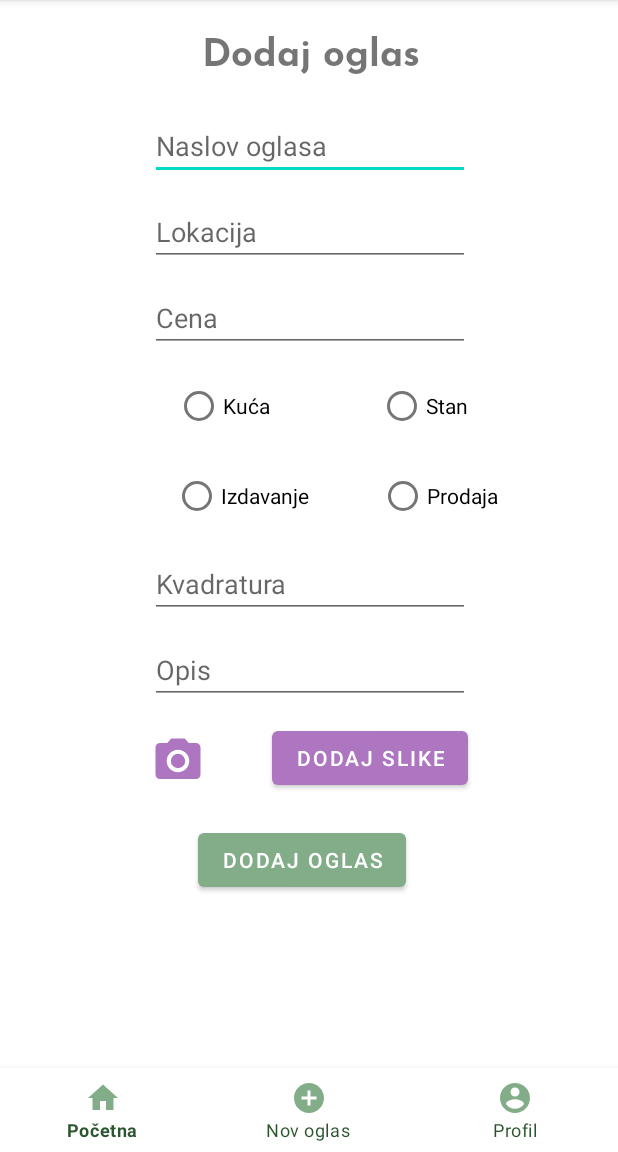
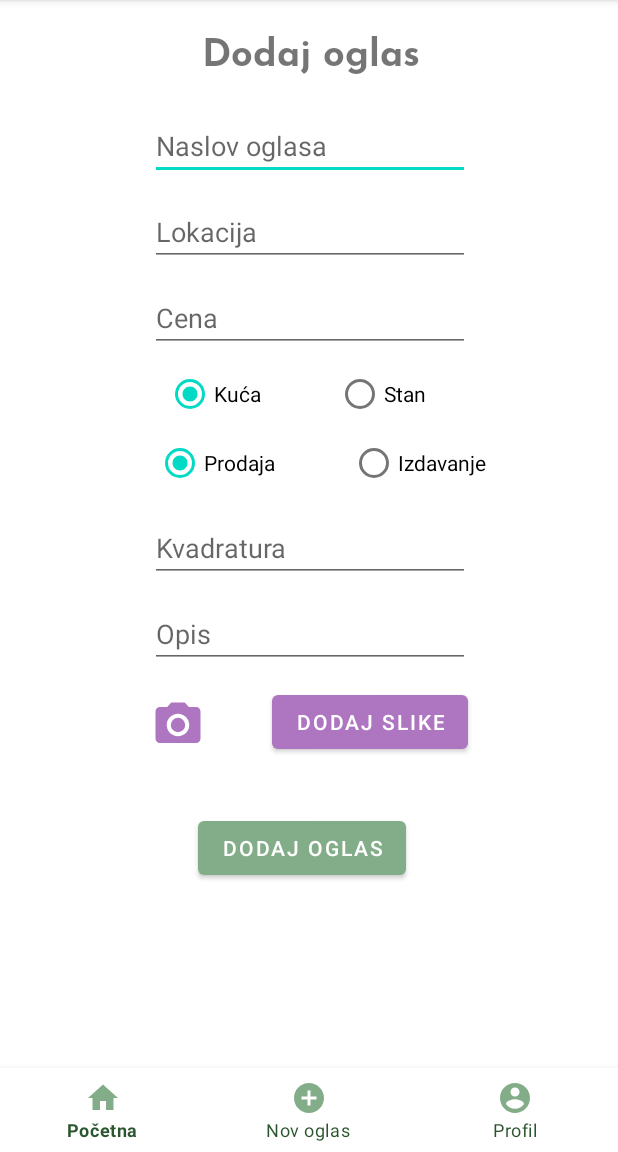
Before and after one commit to apetrovic2/SkuciSe, an Android app: the NewAd screen opened directly, with no data from a screen before it, on a phone screen of 412 x 824 dp, the part 84-1236 px from its top. Run offline under Robolectric (Android 15) with nearby library versions, the phone set to English and light mode, and no system bars.

Commit message:
Dodavanje oglasa #10

```diff
--- a/SkuciSe/app/src/main/java/com/example/myapplication/data/remote/IAdApi.java
+++ b/SkuciSe/app/src/main/java/com/example/myapplication/data/remote/IAdApi.java
@@ -1,4 +1,6 @@
 package com.example.myapplication.data.remote;
+
+import java.util.Date;
 
 import retrofit2.Call;
 import retrofit2.http.Field;
@@ -9,5 +11,5 @@ public interface IAdApi
 {
     @POST("api/ad/AddNewAd")
     @FormUrlEncoded
-    Call<Integer> Registration(@Field("username") String username, @Field("password") String password, @Field("name") String name, @Field("email") String email);
+    Call<Integer> addNewAd(@Field("title") String title, @Field("flat_house") Integer flat_house, @Field("sell_rent") Integer sell_rent, @Field("description") String description, @Field("size") Double size, @Field("date_start") Date date_start, @Field("price") Double price, @Field("location") String location);
 }
--- a/SkuciSe/app/src/main/res/layout/activity_new_ad.xml
+++ b/SkuciSe/app/src/main/res/layout/activity_new_ad.xml
@@ -33,7 +33,7 @@
         app:layout_constraintTop_toTopOf="parent" />
 
     <EditText
-        android:id="@+id/editTextTextPersonName4"
+        android:id="@+id/tbTitle"
         android:layout_width="wrap_content"
         android:layout_height="wrap_content"
         android:layout_marginStart="100dp"
@@ -45,31 +45,45 @@
         app:layout_constraintTop_toBottomOf="@+id/textView5" />
 
     <EditText
-        android:id="@+id/editTextTextPersonName5"
+        android:id="@+id/tbSize"
         android:layout_width="wrap_content"
         android:layout_height="wrap_content"
         android:layout_marginStart="100dp"
         android:layout_marginTop="12dp"
         android:ems="10"
         android:hint="Kvadratura"
-        android:inputType="textPersonName"
+        android:inputType="numberDecimal"
         app:layout_constraintStart_toStartOf="parent"
-        app:layout_constraintTop_toBottomOf="@+id/radioButton3" />
+        app:layout_constraintTop_toBottomOf="@+id/rgSellRent" />
+
+    <RadioGroup
+        android:id="@+id/rgHouseFlat"
+        android:layout_width="wrap_content"
+        android:layout_height="wrap_content"
+        android:layout_marginTop="4dp"
+        android:layout_marginEnd="128dp"
+        android:orientation="horizontal"
+        app:layout_constraintEnd_toEndOf="parent"
+        app:layout_constraintTop_toBottomOf="@+id/tbPrice">
 
         <RadioButton
             android:id="@+id/radioButton"
             android:layout_width="wrap_content"
             android:layout_height="wrap_content"
-        android:layout_marginTop="12dp"
-        android:layout_marginEnd="56dp"
+            android:layout_marginEnd="50dp"
             android:text="Kuća"
-        app:layout_constraintEnd_toStartOf="@+id/radioButton2"
-        app:layout_constraintHorizontal_bias="0.878"
-        app:layout_constraintStart_toStartOf="parent"
-        app:layout_constraintTop_toBottomOf="@+id/editTextTextPersonName3" />
+            android:checked="true"
+            />
+
+        <RadioButton
+            android:id="@+id/radioButton2"
+            android:layout_width="wrap_content"
+            android:layout_height="wrap_content"
+            android:text="Stan" />
+    </RadioGroup>
 
     <EditText
-        android:id="@+id/editTextTextMultiLine2"
+        android:id="@+id/tbDescription"
         android:layout_width="wrap_content"
         android:layout_height="wrap_content"
         android:layout_marginStart="100dp"
@@ -79,44 +93,49 @@
         android:hint="Opis"
         android:inputType="textMultiLine"
         app:layout_constraintStart_toStartOf="parent"
-        app:layout_constraintTop_toBottomOf="@+id/editTextTextPersonName5" />
+        app:layout_constraintTop_toBottomOf="@+id/tbSize" />
+
+    <RadioGroup
+        android:id="@+id/rgSellRent"
+        android:layout_width="wrap_content"
+        android:layout_height="44dp"
+        android:layout_marginEnd="88dp"
+        android:orientation="horizontal"
+        app:layout_constraintEnd_toEndOf="parent"
+        app:layout_constraintTop_toBottomOf="@+id/rgHouseFlat">
 
         <RadioButton
             android:id="@+id/radioButton4"
             android:layout_width="wrap_content"
             android:layout_height="wrap_content"
-        android:layout_marginTop="12dp"
-        android:layout_marginEnd="80dp"
+            android:layout_marginEnd="50dp"
             android:text="Prodaja"
-        app:layout_constraintEnd_toEndOf="parent"
-        app:layout_constraintTop_toBottomOf="@+id/radioButton2" />
+            android:checked="true"
+            />
+
+        <RadioButton
+            android:id="@+id/radioButton3"
+            android:layout_width="wrap_content"
+            android:layout_height="wrap_content"
+            android:text="Izdavanje" />
+
+    </RadioGroup>
 
     <EditText
-        android:id="@+id/editTextTextPersonName3"
+        android:id="@+id/tbPrice"
         android:layout_width="wrap_content"
         android:layout_height="wrap_content"
         android:layout_marginStart="100dp"
         android:layout_marginTop="12dp"
         android:ems="10"
         android:hint="Cena"
-        android:inputType="textPersonName"
+        android:inputType="numberDecimal"
         app:layout_constraintStart_toStartOf="parent"
-        app:layout_constraintTop_toBottomOf="@+id/editTextTextPersonName2" />
+        app:layout_constraintTop_toBottomOf="@+id/tbLocation" />
 
-    <RadioButton
-        android:id="@+id/radioButton3"
-        android:layout_width="wrap_content"
-        android:layout_height="wrap_content"
-        android:layout_marginTop="12dp"
-        android:layout_marginEnd="28dp"
-        android:text="Izdavanje"
-        app:layout_constraintEnd_toStartOf="@+id/radioButton4"
-        app:layout_constraintHorizontal_bias="0.863"
-        app:layout_constraintStart_toStartOf="parent"
-        app:layout_constraintTop_toBottomOf="@+id/radioButton" />
 
     <Button
-        android:id="@+id/button2"
+        android:id="@+id/btnAddPicture"
         android:layout_width="wrap_content"
         android:layout_height="wrap_content"
         android:layout_marginStart="44dp"
@@ -125,17 +144,9 @@
         android:textColor="@color/white"
         app:backgroundTint="#ae76c1"
         app:layout_constraintStart_toEndOf="@+id/imageView6"
-        app:layout_constraintTop_toBottomOf="@+id/editTextTextMultiLine2" />
+        app:layout_constraintTop_toBottomOf="@+id/tbDescription" />
 
-    <RadioButton
-        android:id="@+id/radioButton2"
-        android:layout_width="wrap_content"
-        android:layout_height="wrap_content"
-        android:layout_marginTop="12dp"
-        android:layout_marginEnd="100dp"
-        android:text="Stan"
-        app:layout_constraintEnd_toEndOf="parent"
-        app:layout_constraintTop_toBottomOf="@+id/editTextTextPersonName3" />
+
 
     <ImageView
         android:id="@+id/imageView6"
@@ -145,10 +156,10 @@
         android:layout_marginTop="20dp"
         android:src="@drawable/ic_baseline_photo_camera_24_purple"
         app:layout_constraintStart_toStartOf="parent"
-        app:layout_constraintTop_toBottomOf="@+id/editTextTextMultiLine2" />
+        app:layout_constraintTop_toBottomOf="@+id/tbDescription" />
 
     <EditText
-        android:id="@+id/editTextTextPersonName2"
+        android:id="@+id/tbLocation"
         android:layout_width="wrap_content"
         android:layout_height="wrap_content"
         android:layout_marginStart="100dp"
@@ -157,18 +168,31 @@
         android:hint="Lokacija"
         android:inputType="textPersonName"
         app:layout_constraintStart_toStartOf="parent"
-        app:layout_constraintTop_toBottomOf="@+id/editTextTextPersonName4" />
+        app:layout_constraintTop_toBottomOf="@+id/tbTitle" />
+
+
+    <TextView
+        android:id="@+id/lblAddNewAdMessage"
+        android:layout_width="250dp"
+        android:layout_height="20dp"
+        android:layout_marginEnd="84dp"
+        android:layout_marginBottom="8dp"
+        android:gravity="center"
+        android:text=""
+        app:layout_constraintBottom_toTopOf="@+id/btnAddNewAd"
+        app:layout_constraintEnd_toEndOf="parent" />
 
     <Button
-        android:id="@+id/button"
+        android:id="@+id/btnAddNewAd"
         android:layout_width="wrap_content"
         android:layout_height="wrap_content"
         android:layout_marginStart="132dp"
-        android:layout_marginTop="20dp"
+        android:layout_marginTop="36dp"
         android:text="Dodaj oglas"
         android:textColor="@color/white"
         app:backgroundTint="#83ad89"
         app:layout_constraintStart_toStartOf="parent"
-        app:layout_constraintTop_toBottomOf="@+id/button2" />
+        app:layout_constraintTop_toBottomOf="@+id/btnAddPicture" />
+
 
 </androidx.constraintlayout.widget.ConstraintLayout>
```
Also changed, not shown: SkuciSe/app/src/main/java/com/example/myapplication/NewAd.kt (+88 -0 lines). Lines whose indentation alone changed are shown as unchanged.
